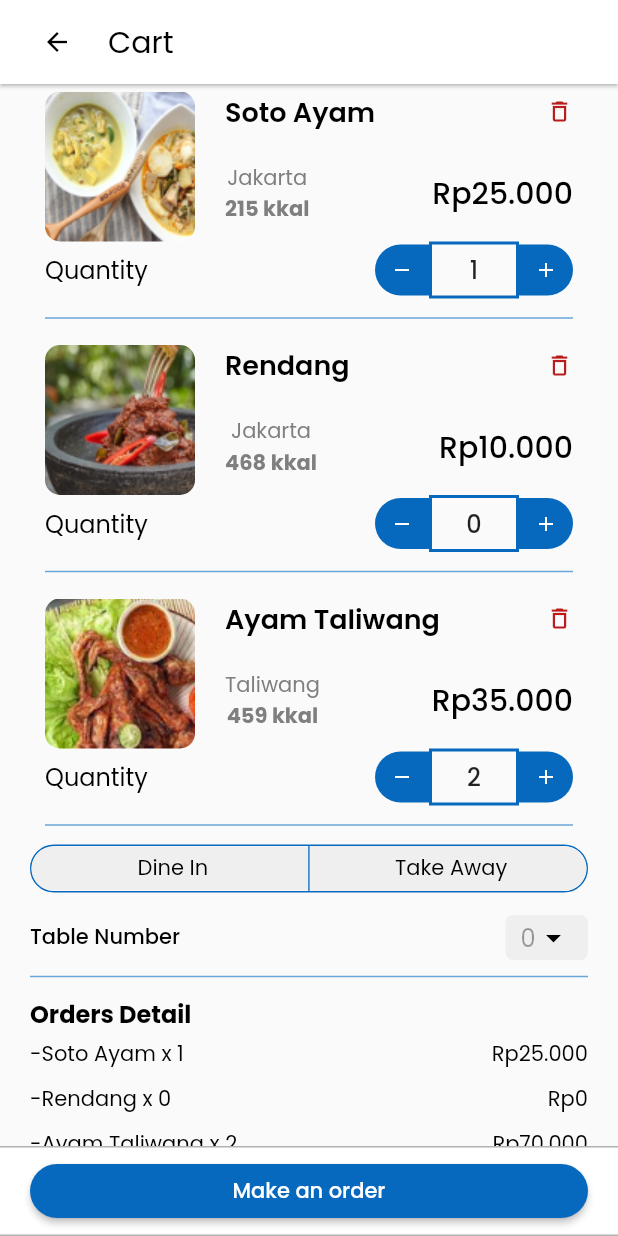
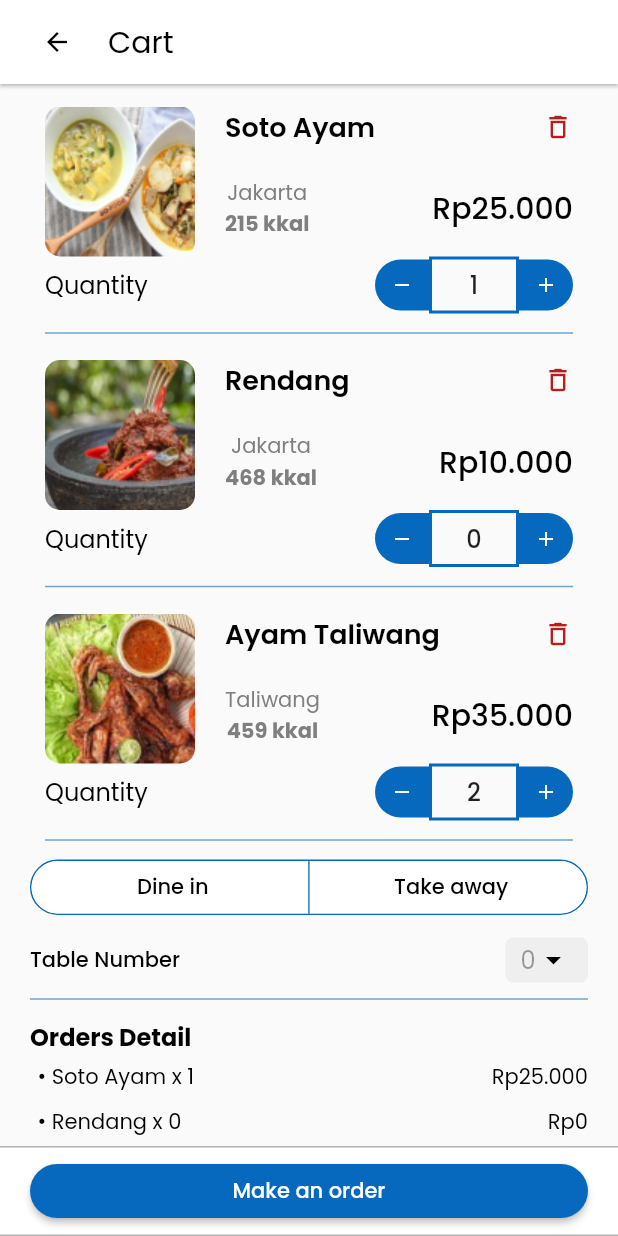
Before and after one commit to nusameals/Capstone-Project-Flutter, a Flutter app: the CartScreen screen opened directly, on a phone screen of 412 x 824 dp. Run offline on Flutter 3.47's test engine with Material 2 defaults, Android fonts, the phone set to English and light mode, and no system bars; our stand-ins replace carousel_slider, google_fonts.

Commit message:
update orders detail

```diff
--- a/lib/view/cart/cart_screen.dart
+++ b/lib/view/cart/cart_screen.dart
@@ -1,4 +1,5 @@
 import 'package:flutter/material.dart';
+import 'package:google_fonts/google_fonts.dart';
 import 'package:intl/intl.dart';
 import 'package:nusameals/themes/constant.dart';
 import '../component/button_primary.dart';
@@ -68,6 +69,9 @@ class _CartScreenState extends State<CartScreen> {
         children: [
           ListView(
             children: [
+              const SizedBox(
+                height: 10,
+              ),
               ListView.builder(
                 physics: const ClampingScrollPhysics(),
                 shrinkWrap: true,
@@ -114,7 +118,7 @@ class _CartScreenState extends State<CartScreen> {
                                         onTap: () {},
                                         child: const Icon(
                                           Icons.delete_outline,
-                                          size: 18,
+                                          size: 20,
                                           color: ColorTheme.secondaryDanger,
                                         ),
                                       ),
@@ -258,11 +262,11 @@ class _CartScreenState extends State<CartScreen> {
                           });
                         },
                         child: Container(
-                          height: 29,
+                          height: 35,
                           decoration: BoxDecoration(
                             color: dineInSelected
                                 ? ColorTheme.primaryBlue20
-                                : ColorTheme.light4,
+                                : ColorTheme.light1,
                             borderRadius: const BorderRadius.only(
                               topLeft: Radius.circular(20),
                               bottomLeft: Radius.circular(20),
@@ -280,11 +284,13 @@ class _CartScreenState extends State<CartScreen> {
                                   : const SizedBox(),
                               const SizedBox(width: 4),
                               Text(
-                                'Dine In',
-                                style: TextStyle(
+                                'Dine in',
+                                style: GoogleFonts.poppins(
                                   color: dineInSelected
                                       ? ColorTheme.dark1
                                       : ColorTheme.dark1,
+                                  fontWeight: FontWeight.w500,
+                                  fontSize: 14,
                                 ),
                               ),
                             ],
@@ -294,7 +300,7 @@ class _CartScreenState extends State<CartScreen> {
                     ),
                     Container(
                       width: 1,
-                      height: 30,
+                      height: 35,
                       color: ColorTheme.primaryBlue,
                     ),
                     Expanded(
@@ -306,11 +312,11 @@ class _CartScreenState extends State<CartScreen> {
                           });
                         },
                         child: Container(
-                          height: 30,
+                          height: 35,
                           decoration: BoxDecoration(
                             color: takeAwaySelected
                                 ? ColorTheme.primaryBlue20
-                                : ColorTheme.light4,
+                                : ColorTheme.light1,
                             borderRadius: const BorderRadius.only(
                               topRight: Radius.circular(20),
                               bottomRight: Radius.circular(20),
@@ -328,11 +334,13 @@ class _CartScreenState extends State<CartScreen> {
                                   : const SizedBox(),
                               const SizedBox(width: 4),
                               Text(
-                                'Take Away',
-                                style: TextStyle(
-                                  color: takeAwaySelected
+                                'Take away',
+                                style: GoogleFonts.poppins(
+                                  color: dineInSelected
                                       ? ColorTheme.dark1
                                       : ColorTheme.dark1,
+                                  fontWeight: FontWeight.w500,
+                                  fontSize: 14,
                                 ),
                               ),
                             ],
@@ -418,16 +426,18 @@ class _CartScreenState extends State<CartScreen> {
                       itemBuilder: (context, index) {
                         final item = dataMenuInCart[index];
                         if (item['quantity'] >= 0) {
-                          return Container(
+                          return SizedBox(
                             width: double.infinity,
                             height: 30,
-                            // margin: EdgeInsets.symmetric(vertical: 5),
                             child: Row(
                               mainAxisAlignment: MainAxisAlignment.spaceBetween,
                               children: [
-                                Text(
-                                  '-${item['nameProduct']} x ${item['quantity']}',
-                                  style: ThemeText.bodyR14,
+                                Padding(
+                                  padding: const EdgeInsets.only(left: 5),
+                                  child: Text(
+                                    '• ${item['nameProduct']} x ${item['quantity']}',
+                                    style: ThemeText.bodyR14,
+                                  ),
                                 ),
                                 Text(
                                   priceFormat.format(int.parse(item['price']) *
@@ -436,23 +446,6 @@ class _CartScreenState extends State<CartScreen> {
                                 ),
                               ],
                             ),
-                            // child: ListTile(
-                            //   // leading: Icon(
-                            //   //   Icons.circle,
-                            //   //   size: 8,
-                            //   // ),
-                            //   title: Text(
-                            //     ' - ${item['nameProduct']} x ${item['quantity']}',
-                            //     style: ThemeText.bodyR14,
-                            //   ),
-                            //   trailing: Text(
-                            //     priceFormat.format(int.parse(item['price']) *
-                            //         item['quantity']),
-                            //     style: ThemeText.bodyR14,
-                            //   ),
-                            //   contentPadding:
-                            //       const EdgeInsets.symmetric(vertical: 2),
-                            // ),
                           );
                         } else {
                           return const SizedBox();
@@ -465,11 +458,11 @@ class _CartScreenState extends State<CartScreen> {
                       children: [
                         Text(
                           'Total',
-                          style: ThemeText.bodyB14,
+                          style: ThemeText.bodyB16,
                         ),
                         Text(
                           priceFormat.format(getTotalPrice()),
-                          style: ThemeText.bodyB14,
+                          style: ThemeText.bodyB16,
                         ),
                       ],
                     ),
```
